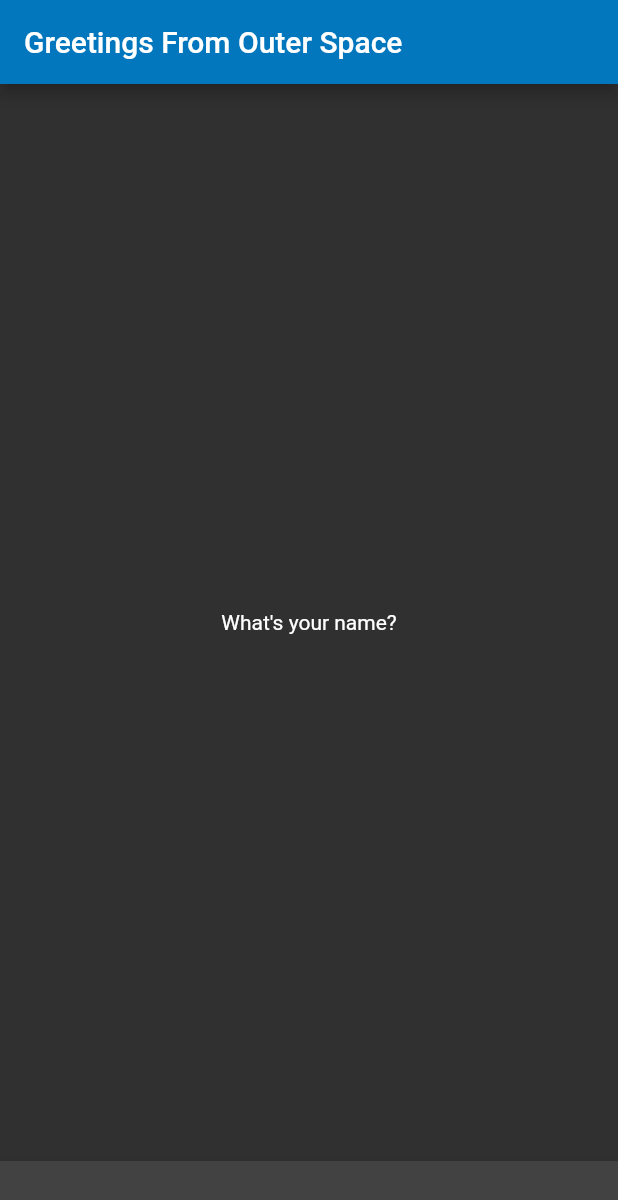
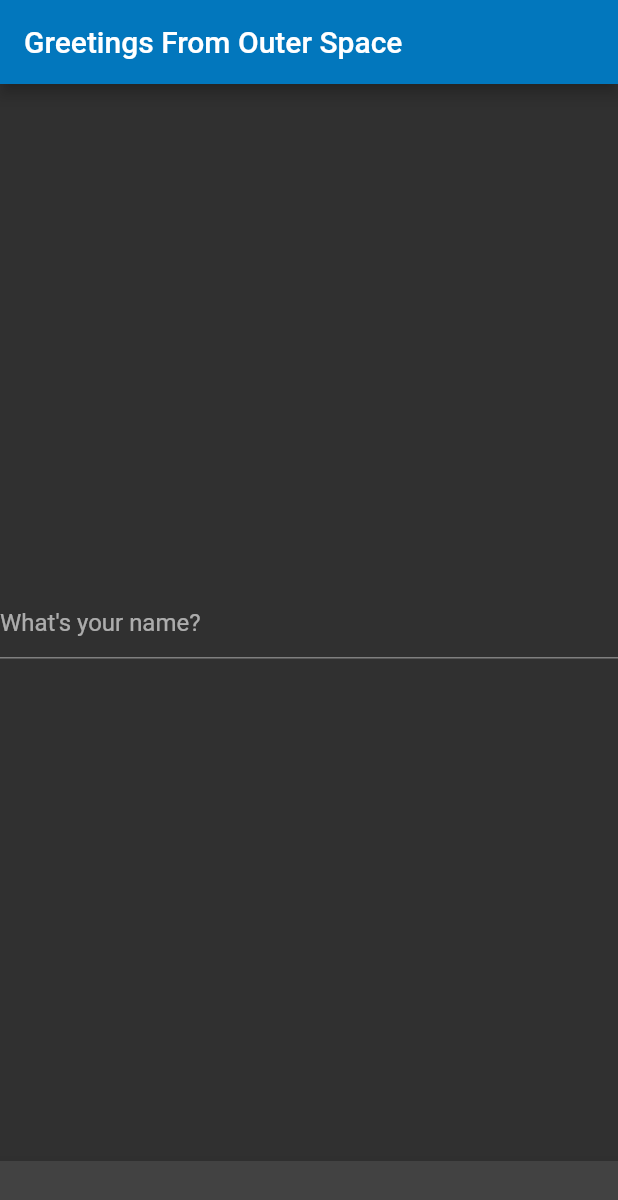
Before and after one commit to aysha-williams-develop/my_simple_flutter_app, a Flutter app: the screen it shows after launch, on a phone screen of 412 x 824 dp. Shown: the top 1200 px of the screen. Run offline on Flutter 3.47's test engine with Material 2 defaults, Android fonts, the phone set to English and light mode, and no system bars.

```diff
--- a/lib/main.dart
+++ b/lib/main.dart
@@ -16,7 +16,11 @@ class MyApp extends StatelessWidget {
           title: Text('Greetings From Outer Space'),
         ),
         body: Center(
-          child: Text('What\'s your name?'),
+          child: TextFormField(
+            decoration: const InputDecoration(
+              hintText: 'What\'s your name?',
+            )
+          )
         ),
         bottomNavigationBar: BottomAppBar(
           child: Container(height: 50.0,),
```
